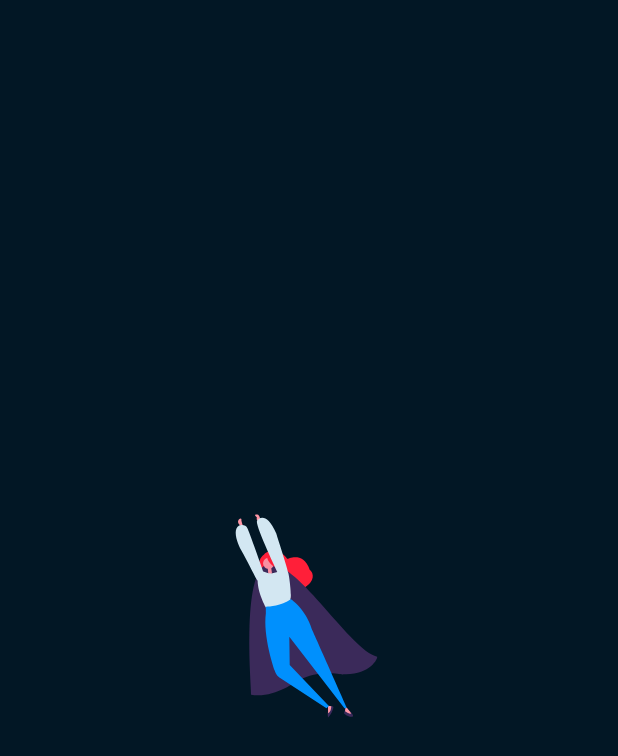
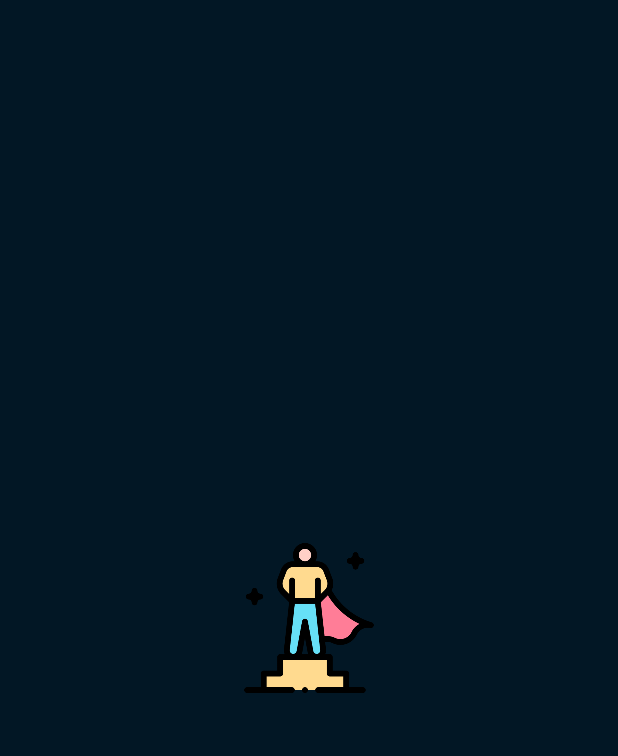
Before and after one commit to unaisulhadi/SuperheroLexicon, an Android app built with Jetpack Compose: the SplashActivity screen opened directly, with no data from a screen before it, on a phone screen of 412 x 824 dp. Shown: the top 756 px of the screen. Run offline under Robolectric (Android 15) with nearby library versions, the phone set to English and light mode, and no system bars.

Commit message:
Removed Lottie and replaced with Image

```diff
--- a/app/build.gradle.kts
+++ b/app/build.gradle.kts
@@ -23,7 +23,7 @@ android {
 
     buildTypes {
         release {
-            isMinifyEnabled = false
+            isMinifyEnabled = true
             proguardFiles(
                 getDefaultProguardFile("proguard-android-optimize.txt"), "proguard-rules.pro"
             )
@@ -76,7 +76,6 @@ dependencies {
     implementation("androidx.constraintlayout:constraintlayout-compose:1.1.0-alpha03")
 
     implementation("com.google.code.gson:gson:2.8.9")
-    implementation("com.airbnb.android:lottie-compose:5.2.0")
 
     testImplementation("junit:junit:4.+")
     androidTestImplementation("androidx.test.ext:junit:1.1.3")
--- a/app/src/main/AndroidManifest.xml
+++ b/app/src/main/AndroidManifest.xml
@@ -16,8 +16,8 @@
         <activity
             android:name=".activity.SplashActivity"
             android:exported="true"
-            android:label="@string/title_activity_splash"
-            android:theme="@style/Theme.SuperheroLexicon">
+            android:screenOrientation="portrait"
+            android:theme="@style/Theme.SuperheroLexicon.NoActionBar" >
             <intent-filter>
                 <action android:name="android.intent.action.MAIN" />
 
@@ -27,7 +27,6 @@
         <activity
             android:name=".activity.HeroDetailsActivity"
             android:exported="true"
-            android:label="@string/title_activity_hero_details"
             android:theme="@style/Theme.SuperheroLexicon.NoActionBar" />
         <activity
             android:name=".activity.HeroesActivity"
--- a/app/src/main/java/com/hadi/superherolexicon/activity/SplashActivity.kt
+++ b/app/src/main/java/com/hadi/superherolexicon/activity/SplashActivity.kt
@@ -2,57 +2,69 @@ package com.hadi.superherolexicon.activity
 
 import android.content.Intent
 import android.os.Bundle
+import android.view.animation.OvershootInterpolator
 import androidx.activity.ComponentActivity
 import androidx.activity.compose.setContent
+import androidx.compose.animation.core.Animatable
+import androidx.compose.animation.core.animateDpAsState
+import androidx.compose.animation.core.tween
+import androidx.compose.foundation.Image
 import androidx.compose.foundation.layout.Box
 import androidx.compose.foundation.layout.fillMaxSize
 import androidx.compose.foundation.layout.size
-import androidx.compose.material.MaterialTheme
-import androidx.compose.material.Surface
-import androidx.compose.material.Text
-import androidx.compose.runtime.Composable
 import androidx.compose.runtime.LaunchedEffect
 import androidx.compose.runtime.getValue
-import androidx.compose.runtime.rememberCoroutineScope
+import androidx.compose.runtime.remember
 import androidx.compose.ui.Alignment
 import androidx.compose.ui.Modifier
+import androidx.compose.ui.draw.scale
 import androidx.compose.ui.platform.LocalContext
-import androidx.compose.ui.tooling.preview.Preview
+import androidx.compose.ui.res.painterResource
 import androidx.compose.ui.unit.dp
-import com.airbnb.lottie.compose.LottieAnimation
-import com.airbnb.lottie.compose.LottieCompositionSpec
-import com.airbnb.lottie.compose.animateLottieCompositionAsState
-import com.airbnb.lottie.compose.rememberLottieComposition
 import com.hadi.superherolexicon.R
 import com.hadi.superherolexicon.ui.theme.SuperheroLexiconTheme
-import kotlinx.coroutines.launch
+import kotlinx.coroutines.delay
 
 class SplashActivity : ComponentActivity() {
     override fun onCreate(savedInstanceState: Bundle?) {
         super.onCreate(savedInstanceState)
         setContent {
 
-            val composition by rememberLottieComposition(LottieCompositionSpec.RawRes(R.raw.hero_lottie))
-            val progress by animateLottieCompositionAsState(composition)
+            val scale = remember {
+                Animatable(initialValue = 0F)
+            }
 
             val context = LocalContext.current
 
-            LaunchedEffect(key1 = progress) {
-                if (progress == 1.0f) {
-                    val intent = Intent(context, HeroesActivity::class.java)
-                    startActivity(intent)
-                    finish()
-                }
+            LaunchedEffect(key1 = true){
+                scale.animateTo(
+                    0.5F,
+                    animationSpec = tween(
+                        durationMillis = 1000,
+                        easing = {
+                            OvershootInterpolator(2F).getInterpolation(it)
+                        }
+                    )
+                )
+                delay(2500L)
+                val intent = Intent(context,HeroesActivity::class.java)
+                startActivity(intent)
+                finish()
+            }
 
-            }
 
             SuperheroLexiconTheme {
                 Box(modifier = Modifier.fillMaxSize(),
                     contentAlignment = Alignment.Center) {
 
-                    LottieAnimation(
-                        modifier = Modifier.size(140.dp),
-                        composition = composition,
+
+
+                    Image(
+                        modifier = Modifier
+                            .size(200.dp)
+                            .scale(scale = scale.value),
+                        painter = painterResource(id = R.drawable.superhero_logo_colored),
+                        contentDescription = "Splash Logo"
                     )
 
                 }
```
